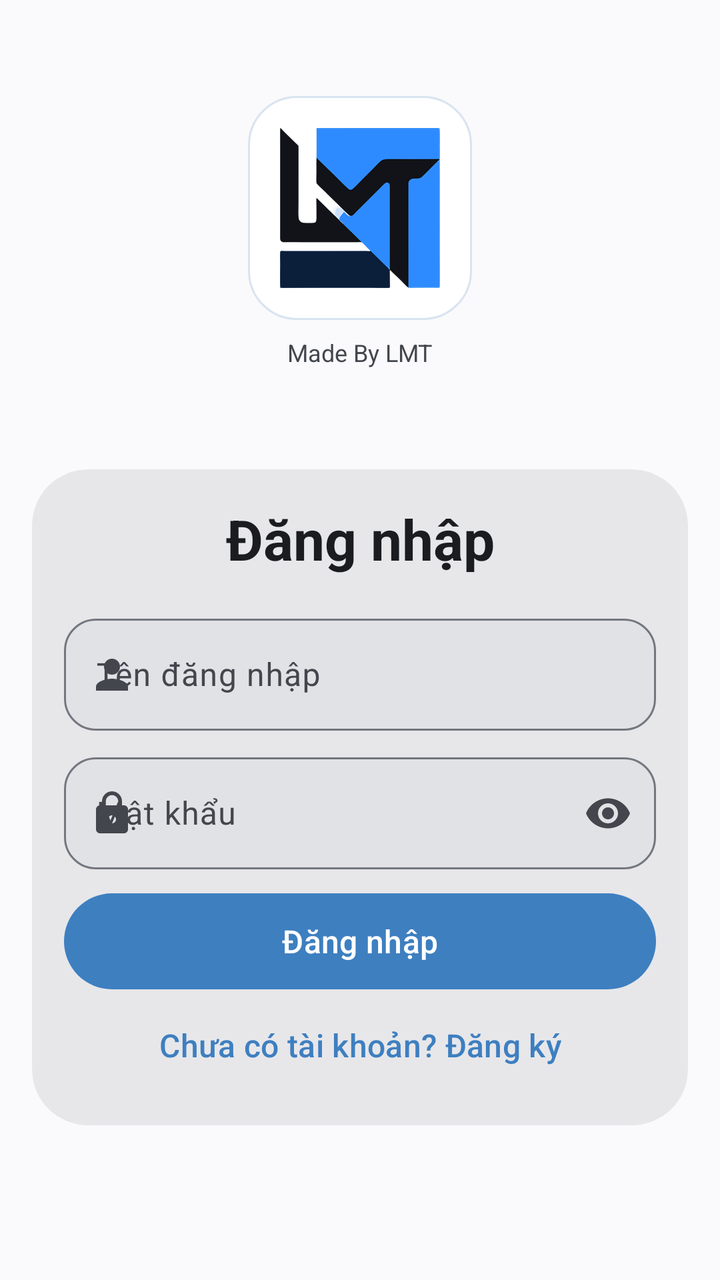
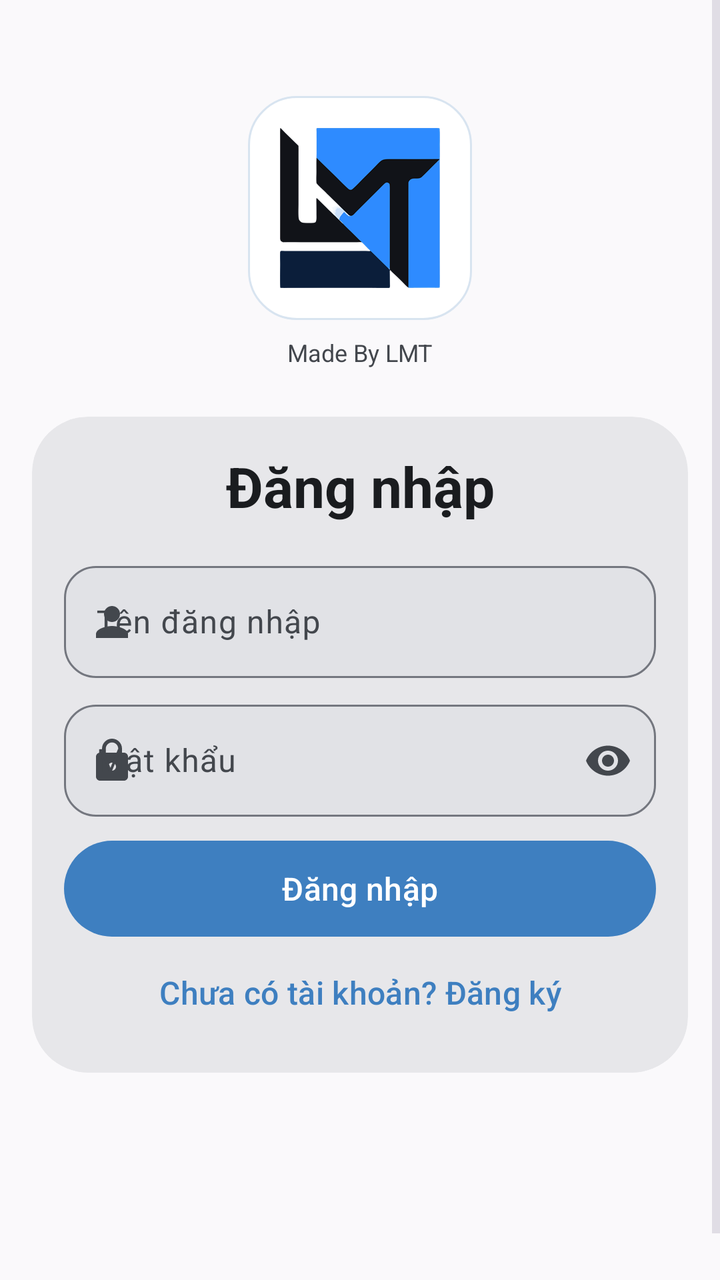

The first picture is an Android layout as it rendered before a commit; the second is the same layout after the commit. The layout source and the unified diff follow.
<!-- AndroidManifest.xml: application theme Theme.ToolTX -->
<!-- res/layout/fragment_signin.xml -->
<?xml version="1.0" encoding="utf-8"?>
<ScrollView xmlns:android="http://schemas.android.com/apk/res/android"
    xmlns:app="http://schemas.android.com/apk/res-auto"
    android:layout_width="match_parent"
    android:layout_height="match_parent"
    android:background="@color/surface"
    android:fillViewport="true"
    android:overScrollMode="ifContentScrolls"
    android:scrollbars="vertical">

    <LinearLayout
        android:layout_width="match_parent"
        android:layout_height="wrap_content"
        android:gravity="center_horizontal"
        android:orientation="vertical"
        android:paddingHorizontal="@dimen/spacing_lg"
        android:paddingTop="48dp"
        android:paddingBottom="@dimen/spacing_xl">

        
        <ImageView
            android:id="@+id/logo"
            android:layout_width="112dp"
            android:layout_height="112dp"
            android:layout_marginBottom="@dimen/spacing_sm"
            android:background="@drawable/bg_logo_white"
            android:padding="10dp"
            android:scaleType="centerInside"
            android:src="@drawable/ic_tx" />

        <TextView
            android:layout_width="wrap_content"
            android:layout_height="wrap_content"
            android:text="@string/made_by"
            android:textColor="@color/onSurfaceVariant"
            android:textSize="12sp" />

        <View
            android:layout_width="0dp"
            android:layout_height="0dp"
            android:layout_weight="1" />

        
        <com.google.android.material.card.MaterialCardView
            android:layout_width="match_parent"
            android:layout_height="wrap_content"
            android:layout_marginTop="@dimen/spacing_xl"
            app:cardBackgroundColor="@color/surfaceContainerHigh"
            app:cardCornerRadius="@dimen/card_radius_large"
            app:cardElevation="0dp"
            app:strokeWidth="0dp">

            <LinearLayout
                android:layout_width="match_parent"
                android:layout_height="wrap_content"
                android:orientation="vertical"
                android:padding="@dimen/spacing_lg">

                <TextView
                    android:layout_width="match_parent"
                    android:layout_height="wrap_content"
                    android:gravity="center"
                    android:text="@string/sign_in"
                    android:textColor="@color/onSurface"
                    android:textSize="28sp"
                    android:textStyle="bold" />

                <com.google.android.material.textfield.TextInputLayout
                    android:layout_width="match_parent"
                    android:layout_height="wrap_content"
                    android:layout_marginTop="@dimen/spacing_lg"
                    app:boxBackgroundColor="@color/surfaceContainerHighest"
                    app:boxCornerRadiusBottomEnd="@dimen/spacing_lg"
                    app:boxCornerRadiusBottomStart="@dimen/spacing_lg"
                    app:boxCornerRadiusTopEnd="@dimen/spacing_lg"
                    app:boxCornerRadiusTopStart="@dimen/spacing_lg"
                    app:hintTextColor="@color/onSurfaceVariant"
                    app:startIconDrawable="@drawable/ic_person"
                    app:startIconTint="@color/onSurfaceVariant">

                    <com.google.android.material.textfield.TextInputEditText
                        android:id="@+id/et_username"
                        android:layout_width="match_parent"
                        android:layout_height="wrap_content"
                        android:minHeight="56dp"
                        android:hint="@string/username_hint"
                        android:inputType="text"
                        android:textColor="@color/onSurface"
                        android:textColorHint="@color/onSurfaceVariant" />

                </com.google.android.material.textfield.TextInputLayout>

                <com.google.android.material.textfield.TextInputLayout
                    android:layout_width="match_parent"
                    android:layout_height="wrap_content"
                    android:layout_marginTop="@dimen/spacing_sm"
                    app:boxBackgroundColor="@color/surfaceContainerHighest"
                    app:boxCornerRadiusBottomEnd="@dimen/spacing_lg"
                    app:boxCornerRadiusBottomStart="@dimen/spacing_lg"
                    app:boxCornerRadiusTopEnd="@dimen/spacing_lg"
                    app:boxCornerRadiusTopStart="@dimen/spacing_lg"
                    app:endIconMode="password_toggle"
                    app:hintTextColor="@color/onSurfaceVariant"
                    app:startIconDrawable="@drawable/ic_lock"
                    app:startIconTint="@color/onSurfaceVariant">

                    <com.google.android.material.textfield.TextInputEditText
                        android:id="@+id/et_password"
                        android:layout_width="match_parent"
                        android:layout_height="wrap_content"
                        android:minHeight="56dp"
                        android:hint="@string/password_hint"
                        android:inputType="textPassword"
                        android:textColor="@color/onSurface"
                        android:textColorHint="@color/onSurfaceVariant" />

                </com.google.android.material.textfield.TextInputLayout>

                <TextView
                    android:id="@+id/tv_status"
                    android:layout_width="match_parent"
                    android:layout_height="wrap_content"
                    android:gravity="center"
                    android:paddingTop="@dimen/spacing_sm"
                    android:textColor="@color/onSurfaceVariant"
                    android:textSize="13sp"
                    android:visibility="gone" />

                <com.google.android.material.button.MaterialButton
                    android:id="@+id/btn_submit"
                    android:layout_width="match_parent"
                    android:layout_height="@dimen/btn_height"
                    android:layout_marginTop="@dimen/spacing_sm"
                    android:text="@string/sign_in"
                    android:textColor="@color/onPrimary"
                    android:textSize="16sp"
                    app:backgroundTint="@color/primary"
                    app:cornerRadius="@dimen/btn_height" />

                <com.google.android.material.button.MaterialButton
                    android:id="@+id/btn_switch"
                    style="@style/Widget.Material3.Button.TextButton"
                    android:layout_width="wrap_content"
                    android:layout_height="48dp"
                    android:layout_gravity="center"
                    android:text="@string/no_account"
                    android:textColor="@color/primary"
                    android:textSize="16sp" />

            </LinearLayout>
        </com.google.android.material.card.MaterialCardView>

        <View
            android:layout_width="0dp"
            android:layout_height="0dp"
            android:layout_weight="2" />

    </LinearLayout>
</ScrollView>
<!-- resources referenced by this layout -->
<resources>
  <color name="onPrimary">#FFFFFFFF</color>
  <color name="onSurface">#FF1A1C1F</color>
  <color name="onSurfaceVariant">#FF43474D</color>
  <color name="primary">#FF3E7FC0</color>
  <color name="surface">#FFFAF9FB</color>
  <color name="surfaceContainerHigh">#FFE7E7EA</color>
  <color name="surfaceContainerHighest">#FFE1E2E6</color>
  <dimen name="btn_height">56dp</dimen>
  <dimen name="card_radius_large">28dp</dimen>
  <dimen name="spacing_lg">16dp</dimen>
  <dimen name="spacing_sm">8dp</dimen>
  <dimen name="spacing_xl">24dp</dimen>
  <!-- drawable bg_logo_white (drawable) -->
  <?xml version="1.0" encoding="utf-8"?>
  <shape xmlns:android="http://schemas.android.com/apk/res/android"
      android:shape="rectangle">
      <solid android:color="#FFFFFFFF" />
      <corners android:radius="24dp" />
      <stroke
          android:width="1dp"
          android:color="#FFD8E4F0" />
  </shape>
  <!-- drawable ic_lock (drawable) -->
  <vector xmlns:android="http://schemas.android.com/apk/res/android"
      android:width="24dp"
      android:height="24dp"
      android:viewportWidth="24"
      android:viewportHeight="24"
      android:tint="@color/onSurfaceVariant">
      <path
          android:fillColor="@android:color/white"
          android:pathData="M18,8h-1V6c0,-2.76 -2.24,-5 -5,-5S7,3.24 7,6v2H6c-1.1,0 -2,0.9 -2,2v10c0,1.1 0.9,2 2,2h12c1.1,0 2,-0.9 2,-2V10c0,-1.1 -0.9,-2 -2,-2zM12,17c-1.1,0 -2,-0.9 -2,-2s0.9,-2 2,-2 2,0.9 2,2 -0.9,2 -2,2zM15.1,8H8.9V6c0,-1.71 1.39,-3.1 3.1,-3.1 1.71,0 3.1,1.39 3.1,3.1v2z" />
  </vector>
  <!-- drawable ic_person (drawable) -->
  <vector xmlns:android="http://schemas.android.com/apk/res/android"
      android:width="24dp"
      android:height="24dp"
      android:viewportWidth="24"
      android:viewportHeight="24"
      android:tint="@color/onSurfaceVariant">
      <path
          android:fillColor="@android:color/white"
          android:pathData="M12,12c2.21,0 4,-1.79 4,-4s-1.79,-4 -4,-4 -4,1.79 -4,4 1.79,4 4,4zM12,14c-2.67,0 -8,1.34 -8,4v2h16v-2c0,-2.66 -5.33,-4 -8,-4z" />
  </vector>
  <string name="made_by">Made By LMT</string>
  <string name="no_account">Chưa có tài khoản? Đăng ký</string>
  <string name="password_hint">Mật khẩu</string>
  <string name="sign_in">Đăng nhập</string>
  <string name="username_hint">Tên đăng nhập</string>
  <color name="primaryContainer">#FFD3E4FF</color>
  <color name="onPrimaryContainer">#FF0B2C4F</color>
  <color name="secondary">#FF54657A</color>
  <color name="secondaryContainer">#FFD7E3F8</color>
  <color name="onSecondaryContainer">#FF27364A</color>
  <color name="tertiary">#FF785A74</color>
  <color name="tertiaryContainer">#FFFFD9F7</color>
  <color name="onTertiaryContainer">#FF40304B</color>
  <color name="background">#FFFAF9FB</color>
  <color name="surfaceContainer">#FFECECEF</color>
  <color name="outline">#FF74777F</color>
  <color name="outlineVariant">#FFC4C7CF</color>
  <color name="error">#FFB3261E</color>
  <color name="onError">#FFFFFFFF</color>
  <color name="errorContainer">#FFFFDAD6</color>
  <color name="onErrorContainer">#FF410002</color>
</resources>

<!-- the commit's change to res/layout/fragment_signin.xml (unified diff, before → after) -->
@@ -15,7 +15,7 @@
         android:orientation="vertical"
         android:paddingHorizontal="@dimen/spacing_lg"
         android:paddingTop="48dp"
-        android:paddingBottom="@dimen/spacing_xl">
+        android:paddingBottom="128dp">
 
         
         <ImageView
